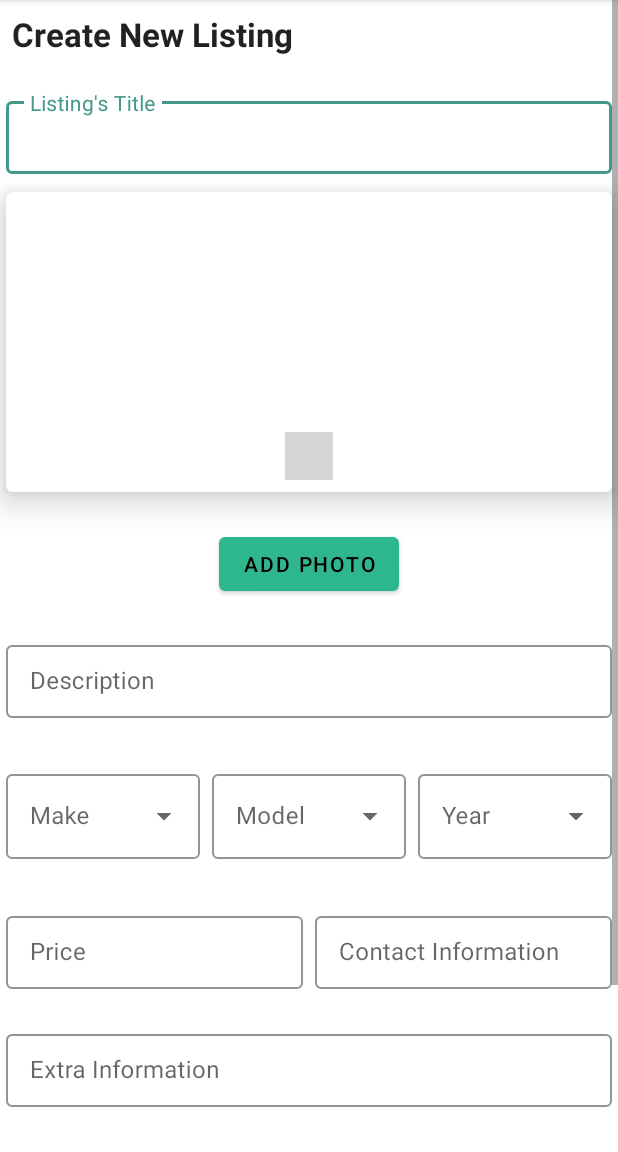
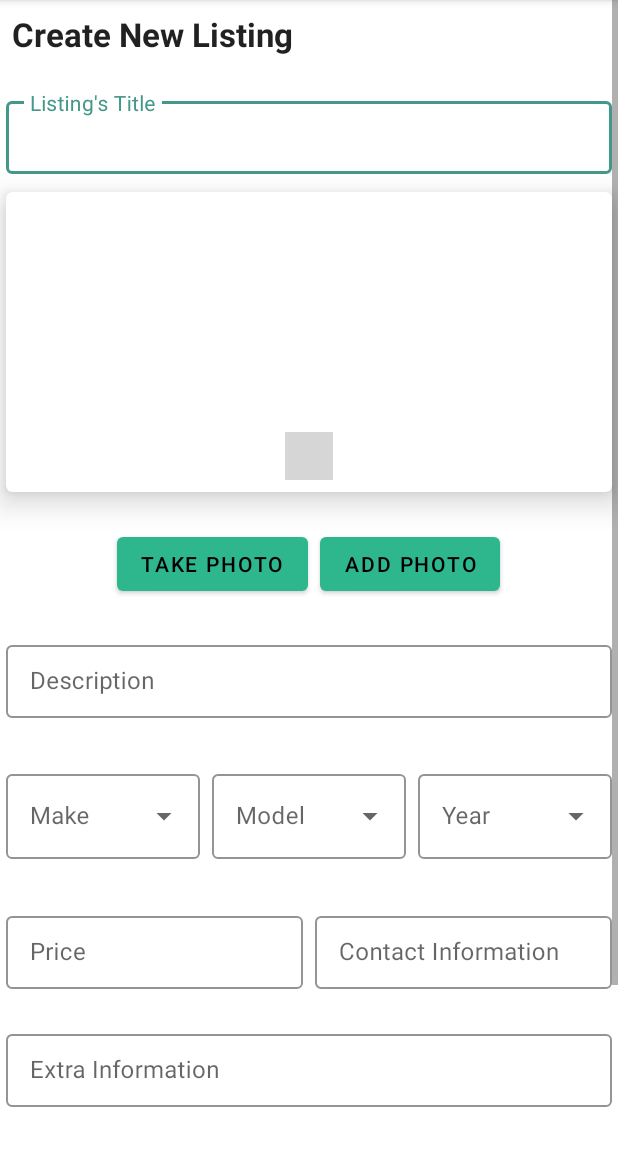
Before and after one commit to habraham2023/Abes_Car_Dealership, an Android app: the layout fragment_creation.xml on its own in the app's theme, with its tools: preview values and no code run, on a phone screen of 412 x 824 dp, the part 84-1236 px from its top. Run offline under Robolectric (Android 15) with nearby library versions, the phone set to English and light mode, and no system bars; plain views replace DotsIndicator; grey boxes are pictures that could not be loaded.

Commit message:
User can now add existing images in Creation page

```diff
--- a/app/src/main/AndroidManifest.xml
+++ b/app/src/main/AndroidManifest.xml
@@ -5,6 +5,8 @@
     <uses-permission android:name="android.permission.INTERNET" />
     <uses-permission android:name="android.permission.ACCESS_NETWORK_STATE" />
     <uses-permission android:name="android.permission.ACCESS_FINE_LOCATION" />
+    <uses-permission android:name="android.permission.READ_EXTERNAL_STORAGE" />
+    <uses-permission android:name="android.permission.WRITE_EXTERNAL_STORAGE" />
 
     <application
         android:name=".application.ParseApplication"
--- a/app/src/main/java/com/habraham/abes_car_dealership/fragments/FilterFragmentDialog.java
+++ b/app/src/main/java/com/habraham/abes_car_dealership/fragments/FilterFragmentDialog.java
@@ -155,7 +155,11 @@ public class FilterFragmentDialog extends DialogFragment {
                 for (Make make : makes) {
                     makeNames.add(make.getName());
                 }
+                try {
                 makeDropdown.setAdapter(new ArrayAdapter<>(getContext(), R.layout.dropdown_menu_popup_item, makeNames));
+                } catch (Exception err) {
+                    err.printStackTrace();
+                }
             }
         });
     }
--- a/app/src/main/res/layout/fragment_creation.xml
+++ b/app/src/main/res/layout/fragment_creation.xml
@@ -68,16 +68,30 @@
                 android:maxLines="1" />
         </com.google.android.material.textfield.TextInputLayout>
 
-        <com.google.android.material.button.MaterialButton
-            android:id="@+id/btnAddPhoto"
-            style="@style/Widget.Abe.Button"
-            android:layout_width="wrap_content"
+        <LinearLayout
+            android:id="@id/addPhoto"
+            android:layout_width="match_parent"
             android:layout_height="wrap_content"
             android:layout_marginTop="24dp"
-            android:text="@string/addPhoto"
-            app:layout_constraintEnd_toEndOf="parent"
+            android:gravity="center"
             app:layout_constraintStart_toStartOf="parent"
-            app:layout_constraintTop_toBottomOf="@+id/sliderContainer" />
+            app:layout_constraintTop_toBottomOf="@+id/sliderContainer">
+
+            <com.google.android.material.button.MaterialButton
+                android:id="@+id/btnTakePhoto"
+                style="@style/Widget.Abe.Button"
+                android:layout_width="wrap_content"
+                android:layout_height="wrap_content"
+                android:text="@string/takePhoto"
+                android:layout_marginEnd="8dp"/>
+
+            <com.google.android.material.button.MaterialButton
+                android:id="@+id/btnAddPhoto"
+                style="@style/Widget.Abe.Button"
+                android:layout_width="wrap_content"
+                android:layout_height="wrap_content"
+                android:text="@string/addPhoto" />
+        </LinearLayout>
 
         <com.google.android.material.textfield.TextInputLayout
             android:id="@+id/descriptionTextInput"
@@ -88,7 +102,7 @@
             android:layout_marginTop="24dp"
             app:layout_constraintEnd_toEndOf="parent"
             app:layout_constraintStart_toStartOf="parent"
-            app:layout_constraintTop_toBottomOf="@+id/btnAddPhoto">
+            app:layout_constraintTop_toBottomOf="@+id/addPhoto">
 
             <com.google.android.material.textfield.TextInputEditText
                 android:id="@+id/descriptionEditText"
--- a/app/src/main/res/values/strings.xml
+++ b/app/src/main/res/values/strings.xml
@@ -39,4 +39,5 @@
     <string name="hello_blank_fragment">Hello blank fragment</string>
     <string name="cancel">Cancel</string>
     <string name="apply">Apply</string>
+    <string name="takePhoto">Take Photo</string>
 </resources>
```
Also changed, not shown: app/src/main/java/com/habraham/abes_car_dealership/fragments/CreationFragment.java (+68 -5 lines).
